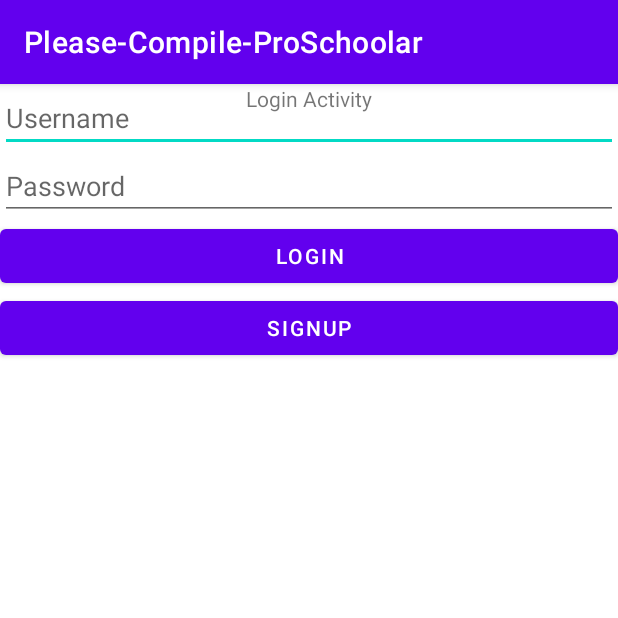
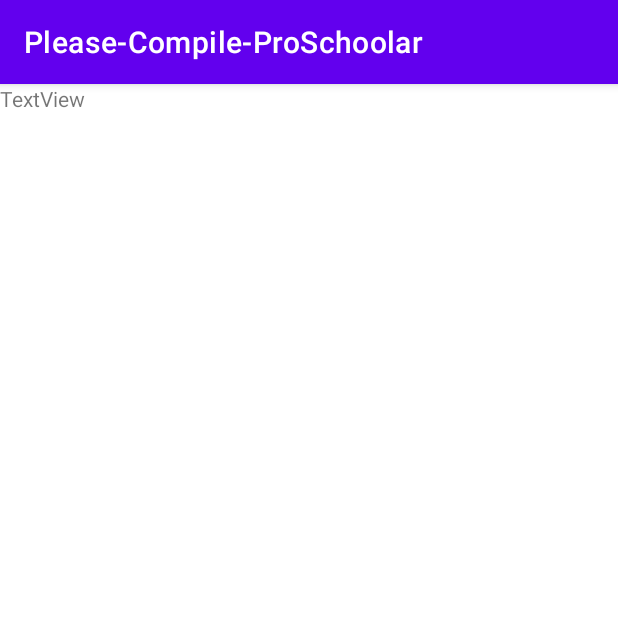
Before and after one commit to DROFEL/Please_Compile_ProSchoolar, an Android app: the screen it shows after launch (LoginActivity before the commit, MainActivity after it), after a tap on "LOGIN", on a phone screen of 412 x 824 dp, the top half of it. Run offline under Robolectric (Android 15) with nearby library versions, the phone set to English and light mode, and no system bars; 2 statements that could not run were skipped.

Commit message:
data singleton and new layouts

```diff
--- a/app/src/main/java/com/example/please_compile_proschoolar/DataSingle.java
+++ b/app/src/main/java/com/example/please_compile_proschoolar/DataSingle.java
@@ -2,6 +2,7 @@ package com.example.please_compile_proschoolar;
 
 public class DataSingle {
     private static DataSingle instance;
+
 
     //singleton implementation start
     private DataSingle(){}
--- a/app/src/main/java/com/example/please_compile_proschoolar/LoginActivity.java
+++ b/app/src/main/java/com/example/please_compile_proschoolar/LoginActivity.java
@@ -18,7 +18,7 @@ public class LoginActivity extends AppCompatActivity {
 
     public void addStudent(Student student){
         studentArray.add(student);
-        Log.d("Student class methods", "Added new student with username" + student.getUsername() + " and password " + student.getPassword());
+       // Log.d("Student class methods", "Added new student with username" + student.getUsername() + " and password " + student.getPassword());
     }
 
 
--- a/app/src/main/java/com/example/please_compile_proschoolar/MainActivity.java
+++ b/app/src/main/java/com/example/please_compile_proschoolar/MainActivity.java
@@ -15,6 +15,8 @@ public class  MainActivity extends AppCompatActivity {
     private Button btnMainLogin;
     private  Button btnAddTask;
     private TextView title;
+    private TextView test;
+
 
     @Override
     protected void onCreate(Bundle savedInstanceState) {
@@ -24,10 +26,14 @@ public class  MainActivity extends AppCompatActivity {
         btnMainLogin = (Button) findViewById(R.id.btnMainLogin);
         btnAddTask = (Button) findViewById(R.id.btnMainLogin);
         title = (TextView) findViewById(R.id.txvMainTitle);
+        test = (TextView) findViewById(R.id.txvTestText);
+        test.setText();
     }
     public void gotoLoginScreen(View view) {
-        Intent intent = new Intent(this, LoginActivity.class);
-        startActivity(intent);
+        //Intent intent = new Intent(this, LoginActivity.class);
+        //startActivity(intent);
+        setContentView(R.layout.test_layout);
+        DataSingle.getInstance()
     }
     public void addTaskClicked(View view){
         title.setText("Add task");
--- /dev/null
+++ b/app/src/main/res/layout/test_layout.xml
@@ -0,0 +1,14 @@
+<?xml version="1.0" encoding="utf-8"?>
+<androidx.constraintlayout.widget.ConstraintLayout xmlns:android="http://schemas.android.com/apk/res/android"
+    xmlns:tools="http://schemas.android.com/tools"
+    android:layout_width="match_parent"
+    android:layout_height="match_parent">
+
+    <TextView
+        android:id="@+id/txvTestText"
+        android:layout_width="wrap_content"
+        android:layout_height="wrap_content"
+        android:text="TextView"
+        tools:layout_editor_absoluteX="186dp"
+        tools:layout_editor_absoluteY="190dp" />
+</androidx.constraintlayout.widget.ConstraintLayout>
```
Also changed, not shown: 1 other file.
